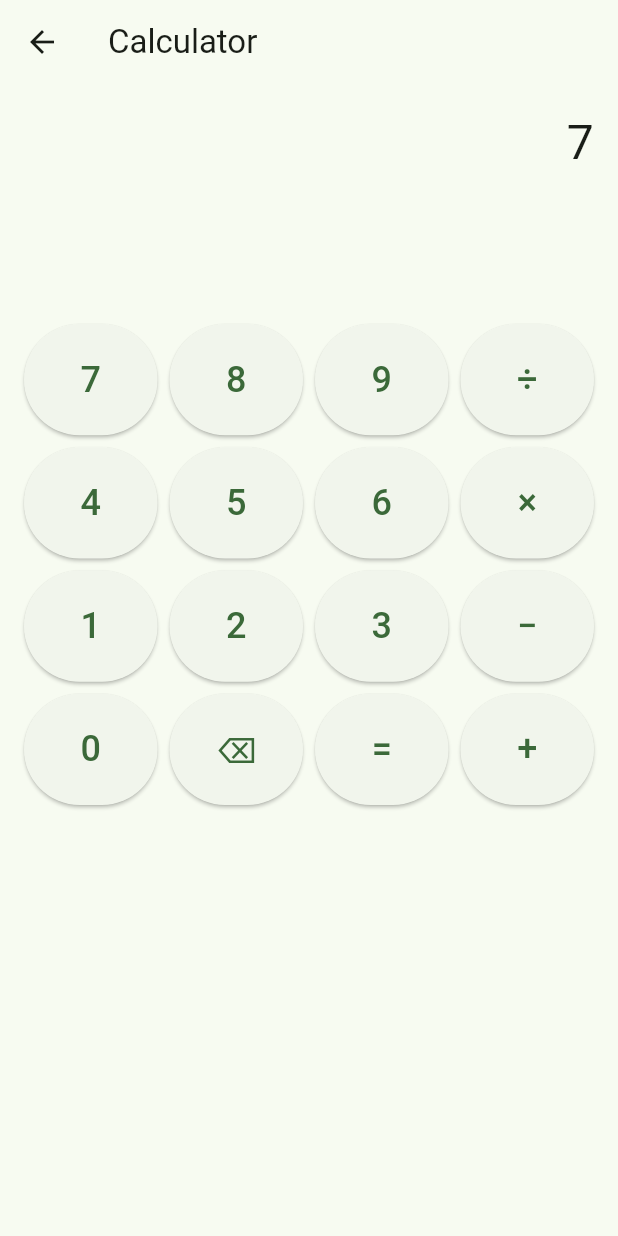
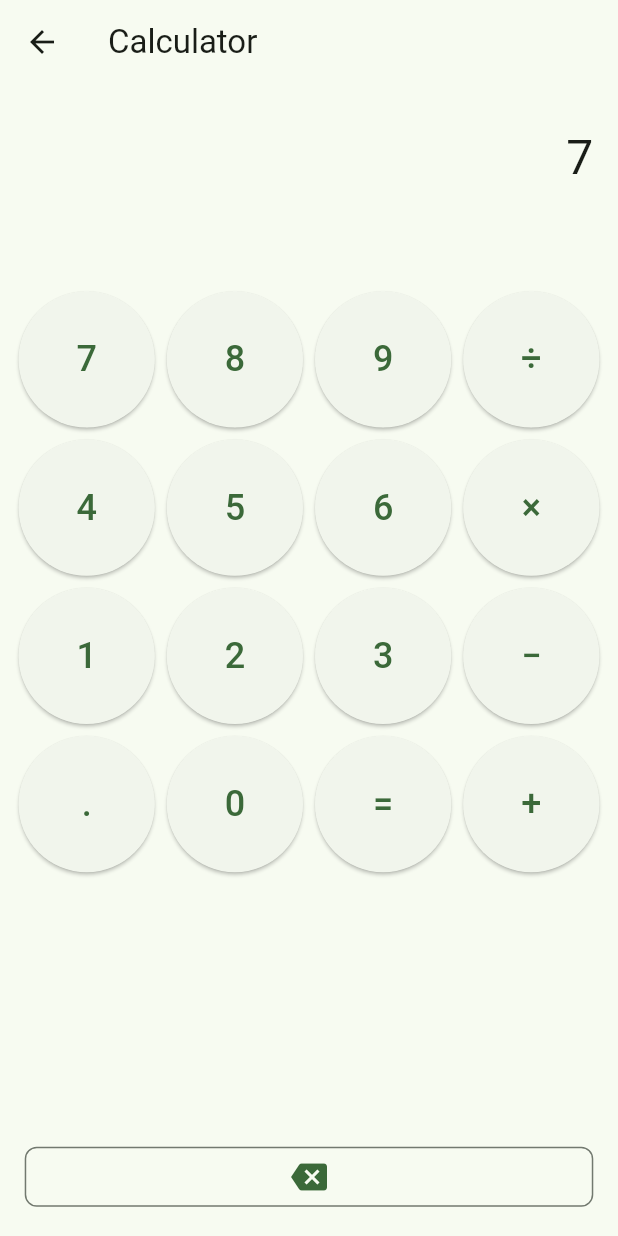
Before and after one commit to ChadKeyser/flutter_application_1, a Flutter app: the App1Page screen opened directly, after a tap on an icon or button, on a phone screen of 412 x 824 dp. Run offline on Flutter 3.47's test engine with Material 3 defaults, Android fonts, the light colour scheme and no system bars; our stand-ins replace math_expressions.

Commit message:
Improve calculator: responsive layout, decimal/backspace behavior, math_expressions parsing

```diff
--- a/lib/app1_page.dart
+++ b/lib/app1_page.dart
@@ -1,4 +1,5 @@
 import 'package:flutter/material.dart';
+import 'package:math_expressions/math_expressions.dart';
 
 class App1Page extends StatefulWidget {
   const App1Page({super.key});
@@ -13,52 +14,93 @@ class _App1PageState extends State<App1Page> {
 
   void _onPressed(String value) {
     setState(() {
+      if (value == 'C') {
+        _input = '';
+        _result = '';
+        return;
+      }
+
       if (value == '⌫') {
         if (_input.isNotEmpty) {
           _input = _input.substring(0, _input.length - 1);
         }
         _result = '';
-      } else if (value == '=') {
-        try {
-          _result = _calculate(_input).toString();
-        } catch (e) {
-          _result = 'Error';
+        return;
       }
-      } else {
+
+      if (value == '=') {
+        _result = _calculate(_input);
+        return;
+      }
+
+      if (value == '.') {
+        // Prevent multiple decimals in the current (last) number
+        final expr = _input
+            .replaceAll('÷', '/')
+            .replaceAll('×', '*')
+            .replaceAll('−', '-');
+        final parts = expr.split(RegExp(r'[+\-*/]'));
+        final last = parts.isNotEmpty ? parts.last : '';
+        if (last.contains('.')) {
+          return; // ignore duplicate decimal
+        }
+      }
+
+      // Append normal input (numbers/operators)
       _input += value;
-      }
     });
   }
 
-  double _calculate(String input) {
+  String _formatResult(double value) {
+    if (value.isNaN || value.isInfinite) return 'Error';
+    if (value == value.roundToDouble()) return value.toInt().toString();
+    // Trim trailing zeros for fractional numbers
+    String s = value.toString();
+    // Remove trailing zeros after decimal
+    if (s.contains('.')) {
+      s = s.replaceFirst(RegExp(r'\.?0+$'), '');
+    }
+    return s;
+  }
+
+  String _calculate(String input) {
     String expr = input
         .replaceAll('÷', '/')
         .replaceAll('×', '*')
         .replaceAll('−', '-');
-    final tokens = expr
-        .split(RegExp(r'([+\-*/])'))
-        .where((e) => e.isNotEmpty)
-        .toList();
-    if (tokens.length < 3) return double.tryParse(tokens[0]) ?? 0;
-    double num1 = double.tryParse(tokens[0]) ?? 0;
-    String op = expr.replaceAll(RegExp(r'[0-9.]'), '')[0];
-    double num2 = double.tryParse(tokens[2]) ?? 0;
-    switch (op) {
-      case '+':
-        return num1 + num2;
-      case '-':
-        return num1 - num2;
-      case '*':
-        return num1 * num2;
-      case '/':
-        return num2 != 0 ? num1 / num2 : double.nan;
-      default:
-        return 0;
+
+    try {
+      Parser p = Parser();
+      Expression exp = p.parse(expr);
+      ContextModel cm = ContextModel();
+      // Use EvaluationType.REAL or Evaluation.REAL depending on package version
+      final eval = exp.evaluate(EvaluationType.REAL, cm);
+      // eval is num/double
+      if (eval is num) {
+        return _formatResult(eval.toDouble());
+      } else {
+        return 'Error';
+      }
+    } catch (e) {
+      return 'Error';
     }
   }
 
   @override
   Widget build(BuildContext context) {
+    return Scaffold(
+      appBar: AppBar(title: const Text('Calculator')),
+      body: SafeArea(
+        child: LayoutBuilder(
+          builder: (context, constraints) {
+            final w = constraints.maxWidth;
+            final h = constraints.maxHeight;
+            final isNarrow = w < 360;
+            final crossAxis = isNarrow ? 3 : 4;
+            final buttonFont = isNarrow ? 20.0 : 24.0;
+            final inputFont = isNarrow ? 28.0 : 32.0;
+            final resultFont = isNarrow ? 18.0 : 24.0;
+
             final buttons = [
               '7',
               '8',
@@ -72,50 +114,113 @@ class _App1PageState extends State<App1Page> {
               '2',
               '3',
               '−',
+              '.',
               '0',
-      '⌫',
               '=',
               '+',
             ];
 
-    return Scaffold(
-      appBar: AppBar(title: const Text('Calculator')),
-      body: Column(
+            return Column(
+              children: [
+                // Display area - scales text to available width
+                Container(
+                  padding: EdgeInsets.symmetric(
+                    horizontal: w * 0.04,
+                    vertical: h * 0.02,
+                  ),
+                  alignment: Alignment.centerRight,
+                  height: h * 0.18,
+                  child: Column(
                     mainAxisAlignment: MainAxisAlignment.center,
+                    crossAxisAlignment: CrossAxisAlignment.end,
                     children: [
-          Container(
-            padding: const EdgeInsets.all(16),
+                      FittedBox(
+                        fit: BoxFit.scaleDown,
                         alignment: Alignment.centerRight,
-            child: Text(_input, style: const TextStyle(fontSize: 32)),
+                        child: Text(
+                          _input.isEmpty ? '0' : _input,
+                          maxLines: 1,
+                          style: TextStyle(fontSize: inputFont),
                         ),
-          Container(
-            padding: const EdgeInsets.all(16),
+                      ),
+                      const SizedBox(height: 6),
+                      FittedBox(
+                        fit: BoxFit.scaleDown,
                         alignment: Alignment.centerRight,
                         child: Text(
                           _result,
-              style: const TextStyle(fontSize: 24, color: Colors.green),
+                          maxLines: 1,
+                          style: TextStyle(
+                            fontSize: resultFont,
+                            color: Colors.green,
                           ),
                         ),
+                      ),
+                    ],
+                  ),
+                ),
+
+                // Buttons grid - square buttons via AspectRatio
                 Expanded(
+                  child: Padding(
+                    padding: EdgeInsets.symmetric(horizontal: w * 0.03),
                     child: GridView.builder(
-              padding: const EdgeInsets.all(16),
-              gridDelegate: const SliverGridDelegateWithFixedCrossAxisCount(
-                crossAxisCount: 4,
-                childAspectRatio: 1.2,
+                      itemCount: buttons.length,
+                      gridDelegate: SliverGridDelegateWithFixedCrossAxisCount(
+                        crossAxisCount: crossAxis,
                         crossAxisSpacing: 8,
                         mainAxisSpacing: 8,
+                        childAspectRatio: 1, // square buttons
                       ),
-              itemCount: buttons.length,
                       itemBuilder: (context, index) {
                         final value = buttons[index];
-                return ElevatedButton(
+                        return AspectRatio(
+                          aspectRatio: 1,
+                          child: ElevatedButton(
                             onPressed: () => _onPressed(value),
-                  child: Text(value, style: const TextStyle(fontSize: 24)),
+                            child: Text(
+                              value,
+                              style: TextStyle(fontSize: buttonFont),
+                            ),
+                          ),
                         );
                       },
                     ),
                   ),
+                ),
+
+                // Bottom bar with single backspace button (responsive height)
+                Padding(
+                  padding: EdgeInsets.symmetric(
+                    horizontal: w * 0.04,
+                    vertical: h * 0.015,
+                  ),
+                  child: SizedBox(
+                    height: isNarrow ? 48 : 56,
+                    child: Row(
+                      children: [
+                        Expanded(
+                          child: OutlinedButton(
+                            onPressed: () => _onPressed('⌫'),
+                            style: OutlinedButton.styleFrom(
+                              shape: RoundedRectangleBorder(
+                                borderRadius: BorderRadius.circular(8),
+                              ),
+                            ),
+                            child: Icon(
+                              Icons.backspace,
+                              size: isNarrow ? 20 : 24,
+                            ),
+                          ),
+                        ),
                       ],
+                    ),
+                  ),
+                ),
+              ],
+            );
+          },
+        ),
       ),
     );
   }
--- a/pubspec.yaml
+++ b/pubspec.yaml
@@ -2,7 +2,7 @@ name: flutter_application_1
 description: "A new Flutter project."
 # The following line prevents the package from being accidentally published to
 # pub.dev using `flutter pub publish`. This is preferred for private packages.
-publish_to: 'none' # Remove this line if you wish to publish to pub.dev
+publish_to: "none" # Remove this line if you wish to publish to pub.dev
 
 # The following defines the version and build number for your application.
 # A version number is three numbers separated by dots, like 1.2.43
@@ -30,6 +30,7 @@ environment:
 dependencies:
   flutter:
     sdk: flutter
+  math_expressions: ^3.1.0
 
   # The following adds the Cupertino Icons font to your application.
   # Use with the CupertinoIcons class for iOS style icons.
@@ -51,7 +52,6 @@ dev_dependencies:
 
 # The following section is specific to Flutter packages.
 flutter:
-
   # The following line ensures that the Material Icons font is
   # included with your application, so that you can use the icons in
   # the material Icons class.
```
Also changed, not shown: pubspec.lock. Lines whose indentation alone changed are shown as unchanged.
